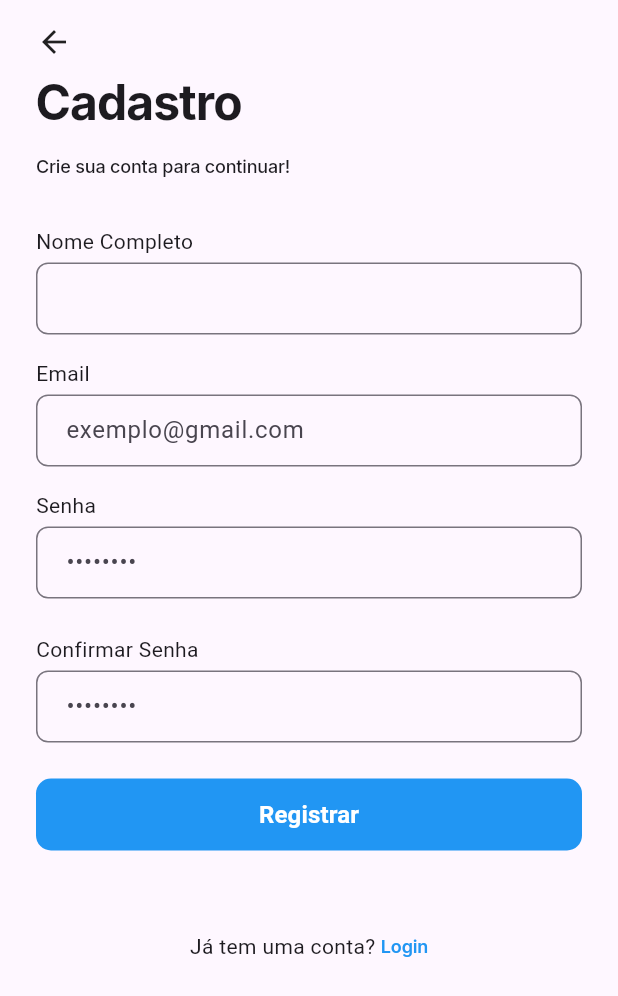
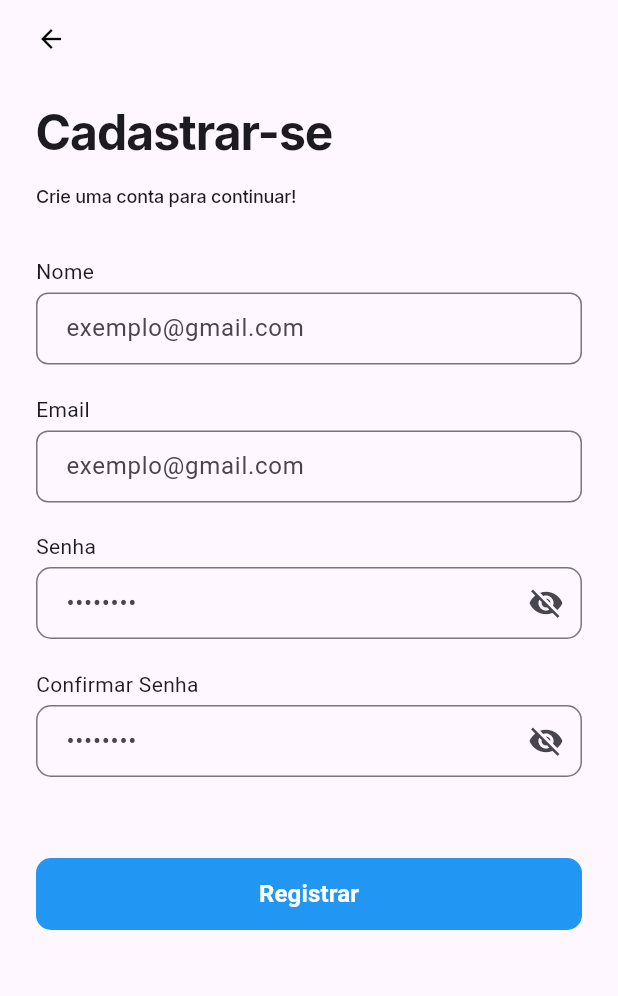
Before and after one commit to Gabriel22325/ChatSENAC, a Flutter app: the Cadastro screen opened directly, on a phone screen of 412 x 824 dp. Shown: the top 996 px of the screen. Run offline on Flutter 3.47's test engine with Material 3 defaults, Android fonts, the phone set to English and light mode, and no system bars.

Commit message:
atividade de sexta e quinta

```diff
--- a/lib/paginas/cadastro.dart
+++ b/lib/paginas/cadastro.dart
@@ -1,65 +1,48 @@
 import 'package:flutter/material.dart';
 import 'package:primeiro_app/utilitarios/tipografia.dart';
 
-class Cadastro extends StatefulWidget {
+class Cadastro extends StatelessWidget {
   const Cadastro({super.key});
 
   @override
-  State<Cadastro> createState() => _CadastroState();
-}
-
-class _CadastroState extends State<Cadastro> {
-  final TextEditingController _dataController = TextEditingController();
-
-  @override
-  void dispose() {
-    _dataController.dispose();
-    super.dispose();
-  }
-
-  @override
   Widget build(BuildContext context) {
-    return SingleChildScrollView(
+    return Scaffold(
+      body: SafeArea(
+        child: SingleChildScrollView(
+          // Tópico 1: Rolagem e margens nas bordas
           padding: const EdgeInsets.symmetric(horizontal: 24.0, vertical: 16.0),
           child: Column(
             crossAxisAlignment: CrossAxisAlignment.stretch,
             children: [
-          // Botão de voltar
               Align(
                 alignment: Alignment.centerLeft,
                 child: GestureDetector(
-
-                child: const Icon(Icons.arrow_back)),
-          ),
-          const SizedBox(height: 8),
-
-          // Títulos
-          Text("Cadastro", style: Tipografia.h1),
-          const SizedBox(height: 12),
-          Text("Crie sua conta para continuar!", style: Tipografia.subtitulo),
-          const SizedBox(height: 32),
-
-          // Campo de Nome
-          const Text("Nome Completo"),
-          const SizedBox(height: 4),
-          TextField(
-            decoration: InputDecoration(
-              border: OutlineInputBorder(
-                borderRadius: BorderRadius.circular(8),
-              ),
-              contentPadding: const EdgeInsets.symmetric(
-                horizontal: 16,
-                vertical: 12,
+                  onTap: () {
+                    Navigator.pop(context);
+                  },
+                  child: const Icon(
+                    Icons.arrow_back,
+                    size: 20,
+                    color: Colors.black,
                   ),
                 ),
               ),
-          const SizedBox(height: 16),
 
-          // Campo de Email
-          const Text("Email"),
-          const SizedBox(height: 4),
+              // Logo e Nome do App
+              const SizedBox(height: 32), // Tópico 3
+              // Títulos
+              Text("Cadastrar-se", style: Tipografia.h1),
+              const SizedBox(height: 12), // Tópico 3
+              Text(
+                "Crie uma conta para continuar!",
+                style: Tipografia.subtitulo,
+              ),
+              const SizedBox(height: 32), // Tópico 3
+              // Campo de Nome
+              Text("Nome"),
+              const SizedBox(height: 4), // Tópico 3
               TextField(
-            keyboardType: TextInputType.emailAddress,
+                // Tópico 4: Estilização do input
                 decoration: InputDecoration(
                   hintText: "exemplo@gmail.com",
                   border: OutlineInputBorder(
@@ -71,17 +54,15 @@ class _CadastroState extends State<Cadastro> {
                   ),
                 ),
               ),
-          const SizedBox(height: 16),
 
-          // Campo de Senha
-          const Text("Senha"),
-          const SizedBox(height: 4),
+              const SizedBox(height: 20), // Tópico 3
+              // Campo de Email
+              Text("Email"),
+              const SizedBox(height: 4), // Tópico 3
               TextField(
-            obscureText: true,
-            enableSuggestions: false,
-            autocorrect: false,
+                // Tópico 4: Estilização do input
                 decoration: InputDecoration(
-              hintText: "••••••••",
+                  hintText: "exemplo@gmail.com",
                   border: OutlineInputBorder(
                     borderRadius: BorderRadius.circular(8),
                   ),
@@ -91,41 +72,62 @@ class _CadastroState extends State<Cadastro> {
                   ),
                 ),
               ),
-          const SizedBox(height: 24),
 
-          // Campo de Confirmar Senha
-          const Text("Confirmar Senha"),
-          const SizedBox(height: 4),
+              const SizedBox(height: 19), // Tópico 3
+              // Campo de Senha
+              Text("Senha"),
+              const SizedBox(height: 4), // Tópico 3
               TextField(
+                // Tópico 5: Oculta a senha
                 obscureText: true,
-            enableSuggestions: false,
-            autocorrect: false,
                 decoration: InputDecoration(
                   hintText: "••••••••",
                   border: OutlineInputBorder(
-                borderRadius: BorderRadius.circular(8),
+                    borderRadius: BorderRadius.circular(10),
                   ),
+                  suffixIcon: Icon(Icons.visibility_off),
                   contentPadding: const EdgeInsets.symmetric(
                     horizontal: 16,
                     vertical: 12,
                   ),
                 ),
               ),
-          const SizedBox(height: 24),
 
-          // Botão Registrar
+              const SizedBox(height: 20), // Tópico 3
+              // Campo de Confirmar Senha
+              Text("Confirmar Senha"),
+              const SizedBox(height: 4), // Tópico 3
+              TextField(
+                // Tópico 5: Oculta a senha
+                obscureText: true,
+                decoration: InputDecoration(
+                  hintText: "••••••••",
+                  border: OutlineInputBorder(
+                    borderRadius: BorderRadius.circular(10),
+                  ),
+                  suffixIcon: Icon(Icons.visibility_off),
+                  contentPadding: const EdgeInsets.symmetric(
+                    horizontal: 16,
+                    vertical: 12,
+                  ),
+                ),
+              ),
+
+              const SizedBox(height: 30), // Tópico 3
+
+              const SizedBox(height: 24), // Tópico 3
+              // Botão Entrar Principal
               SizedBox(
-            width: double.infinity,
                 height: 48,
                 child: ElevatedButton(
                   onPressed: () {},
                   style: ElevatedButton.styleFrom(
                     backgroundColor: Colors.blue,
                     foregroundColor: Colors.white,
+                    shape: const RoundedRectangleBorder(
+                      borderRadius: BorderRadius.all(Radius.circular(10.0)),
+                    ),
                     elevation: 0,
-                shape: RoundedRectangleBorder(
-                  borderRadius: BorderRadius.circular(10),
-                ),
                   ),
                   child: const Text(
                     "Registrar",
@@ -133,22 +135,14 @@ class _CadastroState extends State<Cadastro> {
                   ),
                 ),
               ),
-          const SizedBox(height: 54),
+              const SizedBox(height: 16), // Tópico 3
 
-          // Rodapé
-          Row(
-            mainAxisAlignment: MainAxisAlignment.center,
-            children: [
-              const Text("Já tem uma conta? "),
-              InkWell(
-                onTap: () {
-                  Navigator.pop(context);
-                },
-                child: Text("Login", style: Tipografia.Link),
-              ),
+              const SizedBox(height: 16), // Tópico 3
+
+              const SizedBox(height: 54), // Tópico 3
             ],
           ),
-        ],
+        ),
       ),
     );
   }
```
Also changed, not shown: lib/paginas/dashboard.dart (added, +21 -0 lines), lib/paginas/login.dart (+60 -29 lines). Lines whose indentation alone changed are shown as unchanged.
